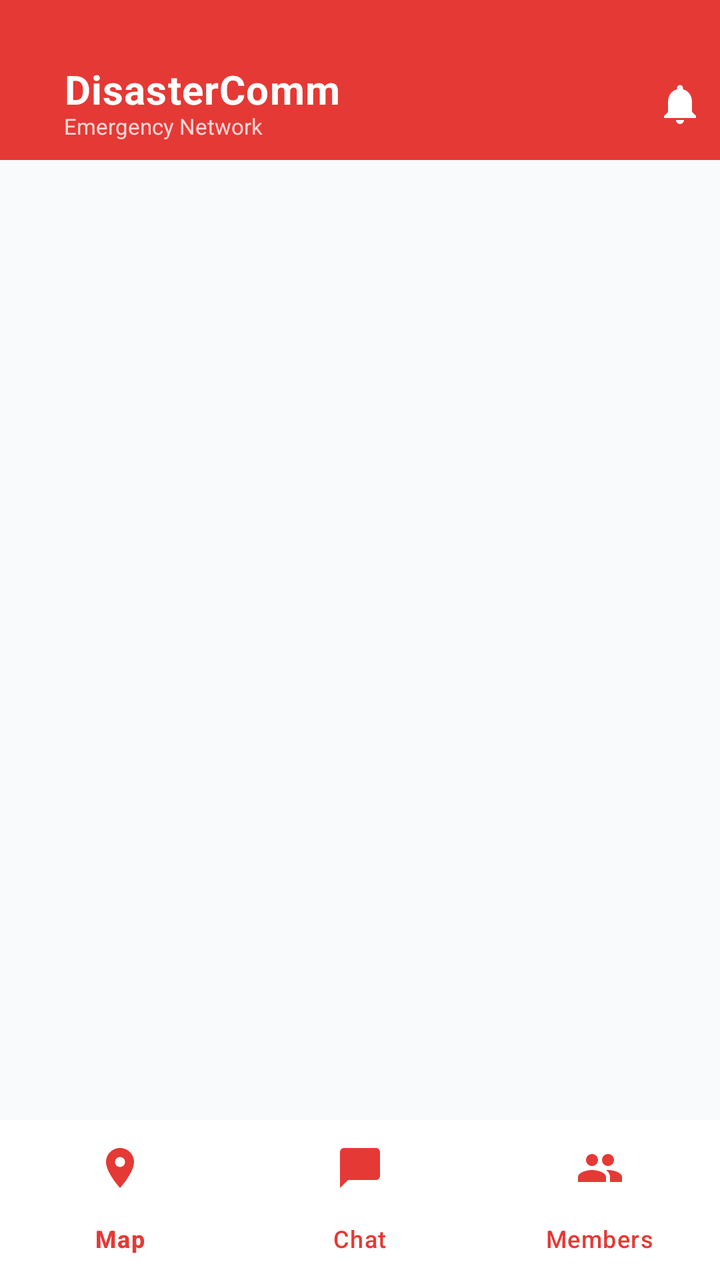
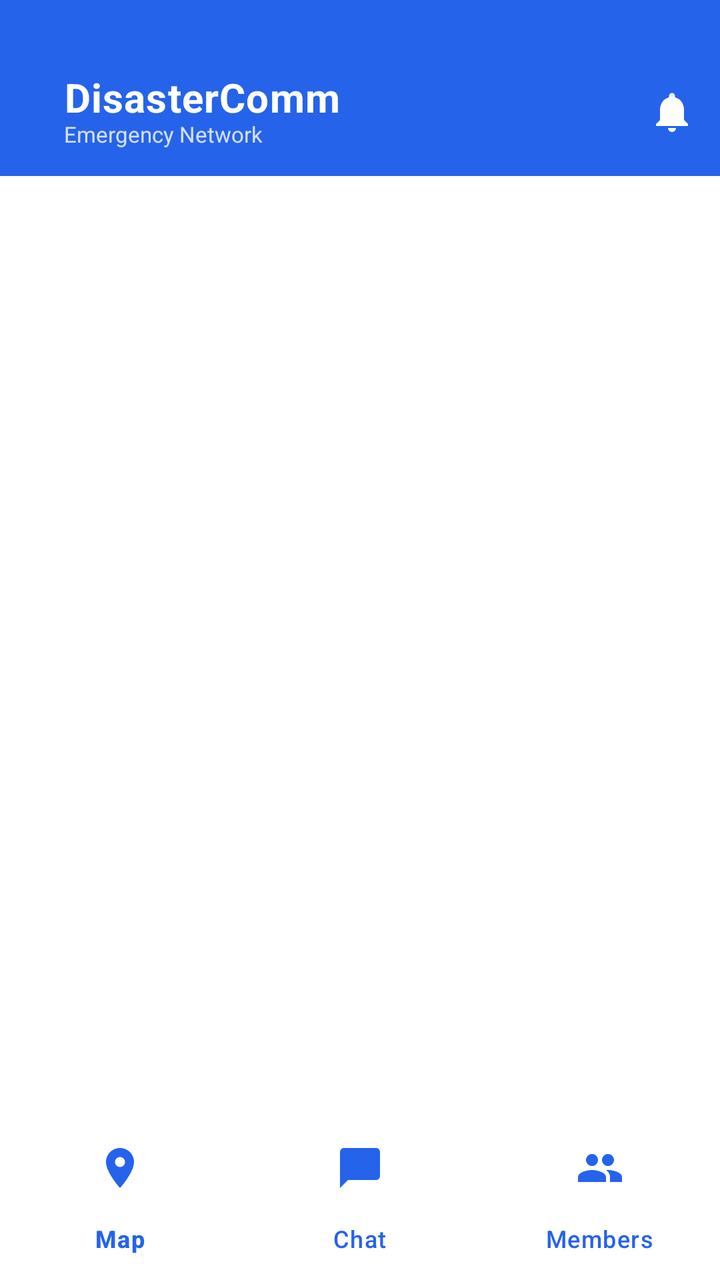

Screens rendered from an Android XML layout before and after an edit, with the pre-edit source and the edit as a unified diff.
<!-- AndroidManifest.xml: application theme Theme.DisasterComm -->
<!-- res/layout/activity_main_new.xml -->
<?xml version="1.0" encoding="utf-8"?>
<androidx.drawerlayout.widget.DrawerLayout
    xmlns:android="http://schemas.android.com/apk/res/android"
    xmlns:app="http://schemas.android.com/apk/res-auto"
    android:id="@+id/drawerLayout"
    android:layout_width="match_parent"
    android:layout_height="match_parent">

    
    <androidx.coordinatorlayout.widget.CoordinatorLayout
        android:layout_width="match_parent"
        android:layout_height="match_parent"
        android:background="@color/background_light">

        
        <LinearLayout
            android:id="@+id/linearLayout"
            android:layout_width="match_parent"
            android:layout_height="match_parent"
            android:orientation="vertical">

            
            <com.google.android.material.appbar.MaterialToolbar
                android:id="@+id/toolbar"
                android:layout_width="match_parent"
                android:layout_height="wrap_content"
                android:minHeight="?attr/actionBarSize"
                android:paddingTop="32dp"
                android:background="@color/primary"
                android:elevation="4dp"
                app:titleTextAppearance="@style/TextAppearance.AppCompat.Widget.ActionBar.Title"
                app:titleTextColor="@color/white">

                <androidx.constraintlayout.widget.ConstraintLayout
                    android:layout_width="match_parent"
                    android:layout_height="wrap_content"
                    android:paddingBottom="8dp">

                    
                    <androidx.constraintlayout.widget.Guideline
                        android:id="@+id/guidelineCenter"
                        android:layout_width="wrap_content"
                        android:layout_height="wrap_content"
                        android:orientation="vertical"
                        app:layout_constraintGuide_percent="0.5" />

                    
                    <LinearLayout
                        android:id="@+id/layoutTitle"
                        android:layout_width="0dp"
                        android:layout_height="wrap_content"
                        android:orientation="vertical"
                        android:layout_marginStart="16dp" 
                        app:layout_constraintStart_toStartOf="parent"
                        app:layout_constraintTop_toTopOf="parent"
                        app:layout_constraintBottom_toBottomOf="parent"
                        app:layout_constraintEnd_toStartOf="@+id/guidelineCenter"
                        android:layout_marginEnd="16dp">

                        <TextView
                            android:layout_width="wrap_content"
                            android:layout_height="wrap_content"
                            android:text="DisasterComm"
                            android:textColor="@color/white"
                            android:textSize="20sp"
                            android:textStyle="bold"
                            android:includeFontPadding="false"
                            android:letterSpacing="0.02"
                            android:ellipsize="end"
                            android:maxLines="1"/>

                        <TextView
                            android:layout_width="wrap_content"
                            android:layout_height="wrap_content"
                            android:alpha="0.8"
                            android:text="Emergency Network"
                            android:textColor="@color/white"
                            android:textSize="11sp" 
                            android:layout_marginTop="-2dp"
                            android:ellipsize="end"
                            android:maxLines="1"/>
                    </LinearLayout>

                    
                    <FrameLayout
                        android:id="@+id/frameUpdateIcon"
                        android:layout_width="40dp"
                        android:layout_height="40dp"
                        app:layout_constraintEnd_toEndOf="parent"
                        app:layout_constraintTop_toTopOf="parent"
                        app:layout_constraintBottom_toBottomOf="parent">
                        
                        <ImageView
                            android:id="@+id/ivUpdateBell"
                            android:layout_width="24dp"
                            android:layout_height="24dp"
                            android:layout_gravity="center"
                            android:src="@drawable/ic_notification_bell"
                            app:tint="@color/white"
                            android:contentDescription="Updates"/>
                        
                        
                        <View
                            android:id="@+id/viewUpdateBadge"
                            android:layout_width="10dp"
                            android:layout_height="10dp"
                            android:layout_gravity="top|end"
                            android:layout_marginTop="8dp"
                            android:layout_marginEnd="8dp"
                            android:background="@drawable/circle_background"
                            android:backgroundTint="@android:color/holo_red_light"
                            android:visibility="gone"/>
                    </FrameLayout>

                    

                </androidx.constraintlayout.widget.ConstraintLayout>
            </com.google.android.material.appbar.MaterialToolbar>


            
            <androidx.viewpager2.widget.ViewPager2
                android:id="@+id/viewPager"
                android:layout_width="match_parent"
                android:layout_height="0dp"
                android:layout_weight="1"
                android:paddingBottom="80dp"
                android:clipToPadding="false" />
        </LinearLayout>

        
        <com.google.android.material.bottomnavigation.BottomNavigationView
            android:id="@+id/bottomNav"
            android:layout_width="match_parent"
            android:layout_height="wrap_content"
            android:layout_gravity="bottom"
            android:background="@color/white"
            android:elevation="16dp"
            app:itemIconTint="@color/primary"
            app:itemTextColor="@color/primary"
            app:itemActiveIndicatorStyle="@style/App.BottomNav.ActiveIndicator"
            app:labelVisibilityMode="labeled"
            app:menu="@menu/bottom_nav_menu" />

    <FrameLayout
        android:id="@+id/fragment_container"
        android:layout_width="match_parent"
        android:layout_height="match_parent"
        android:background="@color/white"
        android:elevation="20dp"
        android:visibility="gone" />

    
    
    <View
        android:layout_width="0dp"
        android:layout_height="0dp" />

</androidx.coordinatorlayout.widget.CoordinatorLayout>

    
    <com.google.android.material.navigation.NavigationView
        android:id="@+id/navigationView"
        android:layout_width="wrap_content"
        android:layout_height="match_parent"
        android:layout_gravity="start"
        android:fitsSystemWindows="true"
        android:background="@color/surface"
        app:headerLayout="@layout/nav_header"
        app:menu="@menu/nav_drawer_menu"
        app:itemIconTint="@color/primary"
        app:itemTextColor="@color/text_primary"/>

</androidx.drawerlayout.widget.DrawerLayout>
<!-- res/layout/nav_header.xml (included above) -->
<?xml version="1.0" encoding="utf-8"?>
<LinearLayout xmlns:android="http://schemas.android.com/apk/res/android"
    xmlns:app="http://schemas.android.com/apk/res-auto"
    android:layout_width="match_parent"
    android:layout_height="200dp"
    android:background="@drawable/gradient_toolbar"
    android:gravity="bottom"
    android:orientation="vertical"
    android:padding="24dp"
    android:theme="@style/ThemeOverlay.AppCompat.Dark">

    
    <com.google.android.material.card.MaterialCardView
        android:layout_width="64dp"
        android:layout_height="64dp"
        app:cardCornerRadius="32dp"
        app:cardElevation="4dp"
        app:cardBackgroundColor="@color/white"
        android:layout_marginBottom="12dp">

        <TextView
            android:id="@+id/tvUserInitial"
            android:layout_width="match_parent"
            android:layout_height="match_parent"
            android:gravity="center"
            android:text="A"
            android:textSize="28sp"
            android:textStyle="bold"
            android:textColor="@color/primary"/>
    </com.google.android.material.card.MaterialCardView>

    
    <TextView
        android:id="@+id/tvUserName"
        android:layout_width="wrap_content"
        android:layout_height="wrap_content"
        android:text="amit"
        android:textSize="20sp"
        android:textStyle="bold"
        android:textColor="@color/white"
        android:layout_marginBottom="4dp"/>

    
    <TextView
        android:id="@+id/tvDeviceId"
        android:layout_width="wrap_content"
        android:layout_height="wrap_content"
        android:text="Device ID: 83abf55a"
        android:textSize="12sp"
        android:textColor="@color/white"
        android:alpha="0.8"/>

</LinearLayout>
<!-- resources referenced by this layout -->
<resources>
  <color name="background_light">@color/background</color>
  <color name="primary">#E53935</color>
  <color name="surface">#FFFFFF</color>
  <color name="text_primary">#0F172A</color>
  <color name="white">#FFFFFF</color>
  <!-- drawable circle_background (drawable) -->
  <?xml version="1.0" encoding="utf-8"?>
  <shape xmlns:android="http://schemas.android.com/apk/res/android"
      android:shape="oval">
      <solid android:color="#EEEEEE"/>
  </shape>
  <!-- drawable gradient_toolbar (drawable) -->
  <?xml version="1.0" encoding="utf-8"?>
  <shape xmlns:android="http://schemas.android.com/apk/res/android"
      android:shape="rectangle">
      <gradient
          android:angle="90"
          android:startColor="@color/primary"
          android:endColor="@color/primary_variant"
          android:type="linear"/>
  </shape>
  <!-- drawable ic_notification_bell (drawable) -->
  <vector xmlns:android="http://schemas.android.com/apk/res/android"
      android:width="24dp"
      android:height="24dp"
      android:viewportWidth="24"
      android:viewportHeight="24">
      <path
          android:fillColor="@android:color/white"
          android:pathData="M12,22c1.1,0 2,-0.9 2,-2h-4c0,1.1 0.89,2 2,2zM18,16v-5c0,-3.07 -1.64,-5.64 -4.5,-6.32V4c0,-0.83 -0.67,-1.5 -1.5,-1.5s-1.5,0.67 -1.5,1.5v0.68C7.63,5.36 6,7.92 6,11v5l-2,2v1h16v-1l-2,-2z"/>
  </vector>
  <style name="App.BottomNav.ActiveIndicator" parent="">
          <item name="android:color">@android:color/transparent</item>
      </style>
  <style name="Theme.DisasterComm" parent="Theme.Material3.DayNight.NoActionBar">
          
          <item name="colorPrimary">@color/primary</item>
          <item name="colorPrimaryVariant">@color/primary_variant</item>
          <item name="colorOnPrimary">@color/text_on_primary</item>
          
          
          <item name="colorSecondary">@color/secondary</item>
          <item name="colorSecondaryVariant">@color/secondary_variant</item>
          <item name="colorOnSecondary">@color/white</item>
          
          
          <item name="android:windowBackground">@color/background</item>
          <item name="colorSurface">@color/surface</item>
          <item name="colorOnSurface">@color/text_primary</item>
          
          
          <item name="android:statusBarColor">@color/primary_variant</item>
          <item name="android:windowLightStatusBar">false</item>
          
          
          <item name="elevationOverlayEnabled">false</item>
      </style>
  <color name="background">#F8FAFC</color>
  <color name="primary_variant">#C62828</color>
  <color name="text_on_primary">#FFFFFF</color>
  <color name="secondary">#FF6B6B</color>
  <color name="secondary_variant">#D32F2F</color>
</resources>

<!-- the commit's change to res/layout/activity_main_new.xml (unified diff, before → after) -->
@@ -84,8 +84,8 @@
                     
                     <FrameLayout
                         android:id="@+id/frameUpdateIcon"
-                        android:layout_width="40dp"
-                        android:layout_height="40dp"
+                        android:layout_width="48dp"
+                        android:layout_height="48dp"
                         app:layout_constraintEnd_toEndOf="parent"
                         app:layout_constraintTop_toTopOf="parent"
                         app:layout_constraintBottom_toBottomOf="parent">
<!-- resource entries referenced after the edit -->
@@ -1,7 +1,7 @@
 <!-- resources referenced by this layout -->
 <resources>
   <color name="background_light">@color/background</color>
-  <color name="primary">#E53935</color>
+  <color name="primary">#2563EB</color>
   <color name="surface">#FFFFFF</color>
   <color name="text_primary">#0F172A</color>
   <color name="white">#FFFFFF</color>
@@ -56,11 +56,20 @@
           
           
           <item name="elevationOverlayEnabled">false</item>
+          
+          
+          <item name="materialButtonStyle">@style/Widget.App.Button</item>
       </style>
-  <color name="background">#F8FAFC</color>
-  <color name="primary_variant">#C62828</color>
+  <color name="background">#FFFFFF</color>
+  <color name="primary_variant">#1D4ED8</color>
   <color name="text_on_primary">#FFFFFF</color>
-  <color name="secondary">#FF6B6B</color>
-  <color name="secondary_variant">#D32F2F</color>
+  <color name="secondary">#6366F1</color>
+  <color name="secondary_variant">#4F46E5</color>
+  <style name="Widget.App.Button" parent="Widget.Material3.Button">
+          <item name="android:minHeight">48dp</item>
+          <item name="android:minWidth">48dp</item>
+          <item name="android:stateListAnimator">@null</item> 
+          <item name="android:elevation">0dp</item>
+      </style>
 </resources>
 
